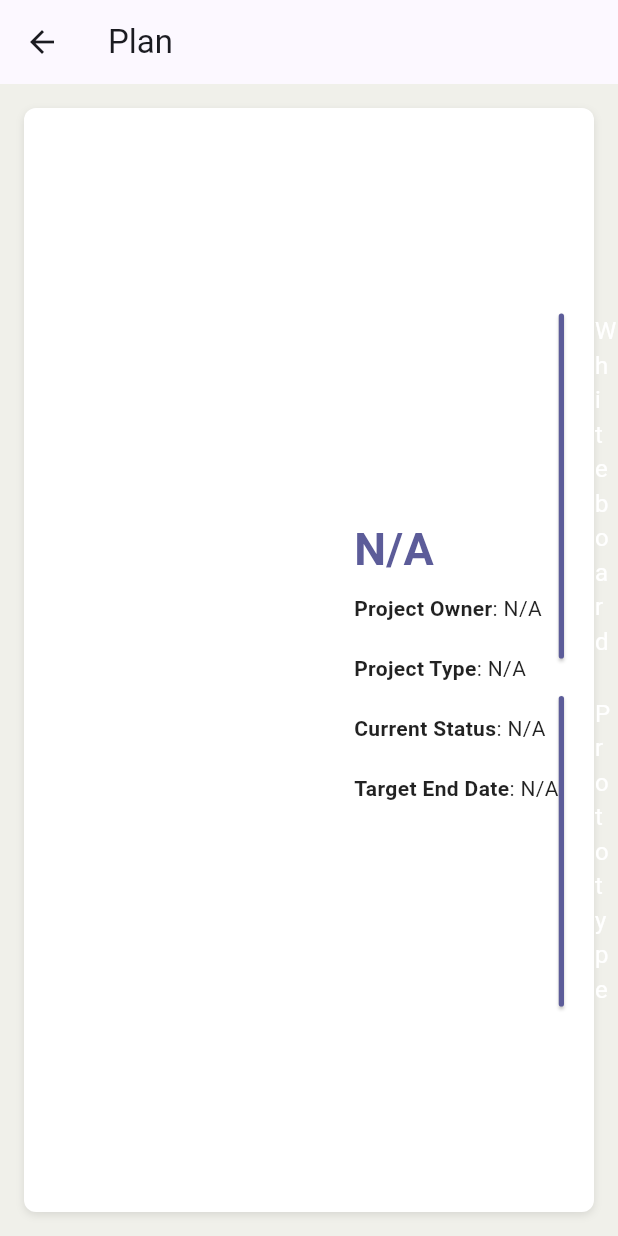
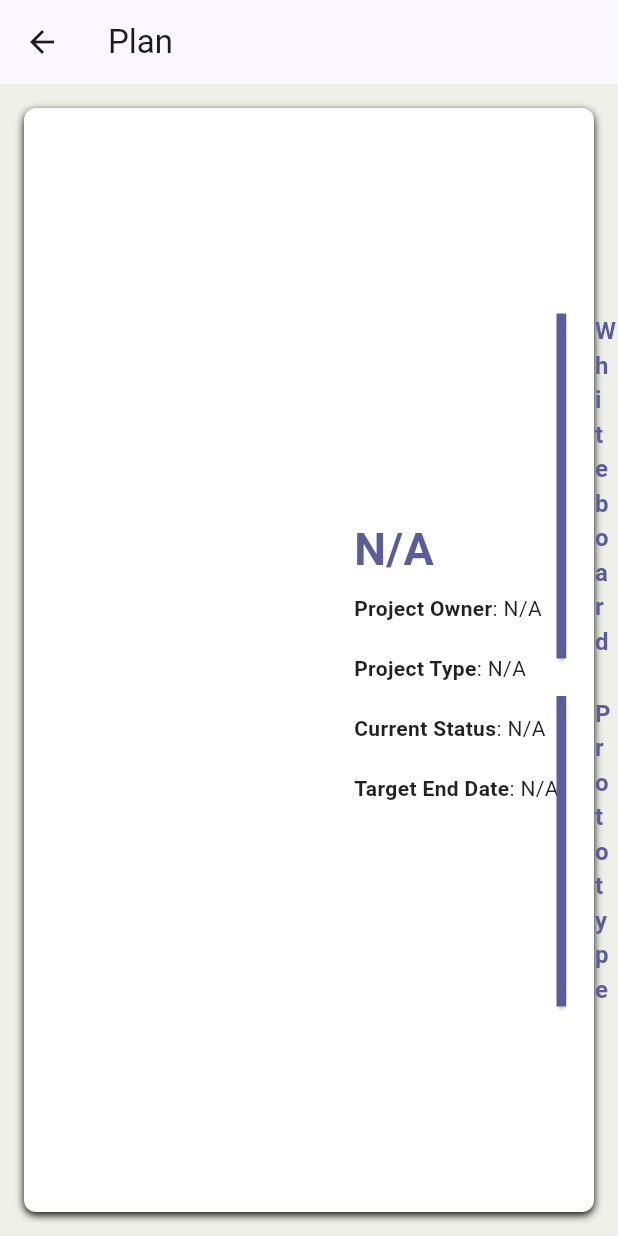
Before and after one commit to s2208772/flow_project_1, a Flutter app: the Plan screen opened by its route, on a phone screen of 412 x 824 dp. Run offline on Flutter 3.47's test engine with Material 3 defaults, Android fonts, the phone set to English and light mode, and no system bars; our stand-ins replace cloud_firestore, firebase_auth, firebase_core; accounts and stored records are empty.

Commit message:
logo test + edits to plan page

```diff
--- a/lib/plan.dart
+++ b/lib/plan.dart
@@ -27,7 +27,7 @@ class Plan extends StatelessWidget {
                   borderRadius: BorderRadius.circular(8),
                   boxShadow: [
                     BoxShadow(
-                      color: Colors.black.withOpacity(0.1),
+                      color: Colors.black.withOpacity(1.0),
                       blurRadius: 4,
                       offset: const Offset(0, 2),
                     ),
@@ -93,16 +93,18 @@ class Plan extends StatelessWidget {
                           ElevatedButton(
                             onPressed: () {},
                             style: ElevatedButton.styleFrom(
-                              backgroundColor: const Color(0xFF5C5C99),
-                              shadowColor: Colors.black.withValues(alpha: 10),
+                              backgroundColor: const Color.fromARGB(255, 255, 255, 255),
+                              side: BorderSide(color: const Color(0xFF5C5C99), width: 5),
+                              shadowColor: const Color(0xFF5C5C99).withOpacity(0.5),
                               minimumSize: const Size(300, 70),
                             ),
                             child:
                             Text(
                               'Whiteboard',
                               style: Theme.of(context).textTheme.bodyMedium?.copyWith(
-                                    color: Colors.white,
+                                    color: const Color(0xFF5C5C99),
                                     fontSize: 16,
+                                    fontWeight: FontWeight.bold,
                                   ),
                             ),
                           ),
@@ -110,16 +112,17 @@ class Plan extends StatelessWidget {
                           ElevatedButton(
                             onPressed: () {},
                             style: ElevatedButton.styleFrom(
-                              backgroundColor: const Color(0xFF5C5C99),
-                              shadowColor: Colors.black.withValues(alpha: 100),
+                              backgroundColor: const Color.fromARGB(255, 255, 255, 255),
+                              side: BorderSide(color: const Color(0xFF5C5C99), width: 5),
                               minimumSize: const Size(300, 70),
                             ),
                             child:
                             Text(
                               'Prototype',
                               style: Theme.of(context).textTheme.bodyMedium?.copyWith(
-                                    color: Colors.white,
+                                    color: const Color(0xFF5C5C99),
                                     fontSize: 16,
+                                    fontWeight: FontWeight.bold,
                                   ),
                             ),
                           ),
```
Also changed, not shown: lib/header.dart (+7 -1 lines), lib/project_header.dart (+13 -1 lines).
